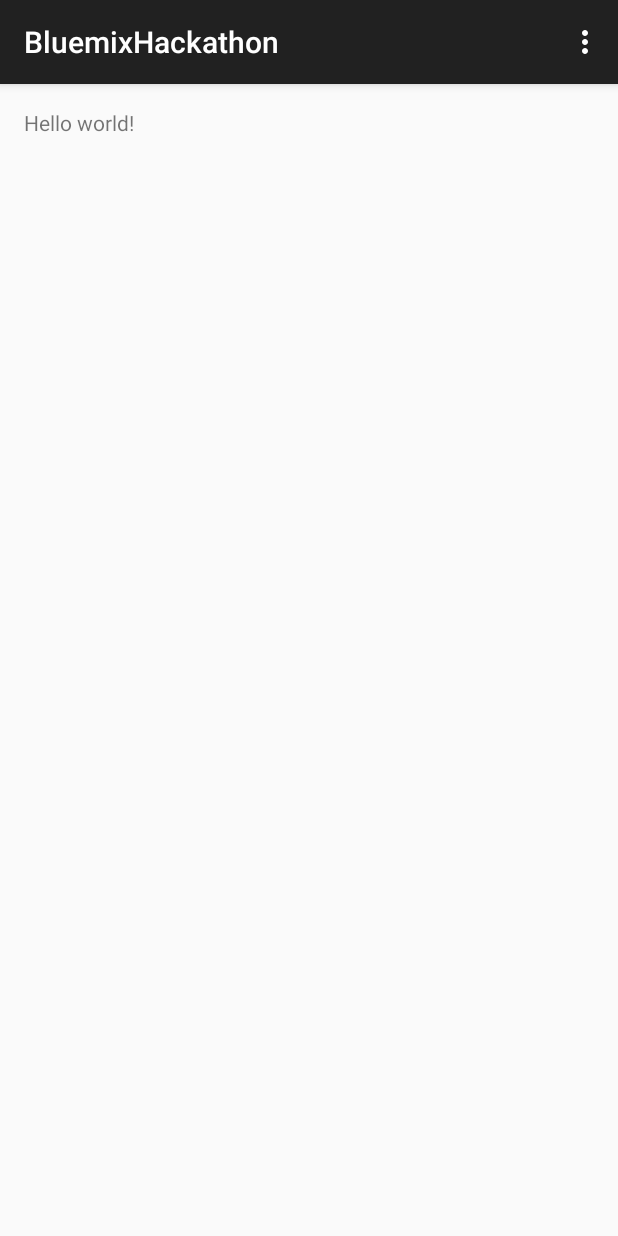
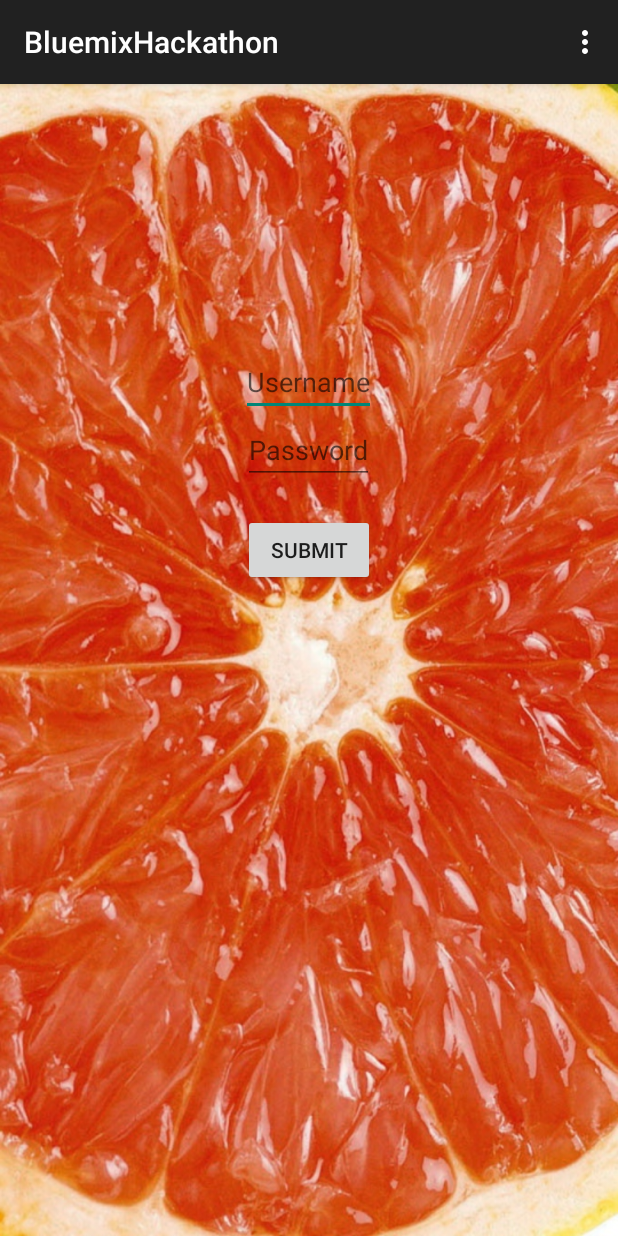
Before and after one commit to TonyAltas/BluemixHackathon, an Android app: the screen it shows after launch (MainActivity), on a phone screen of 412 x 824 dp. Run offline under Robolectric (Android 15) with nearby library versions, the phone set to English and light mode, and no system bars.

Commit message:
Add Login Screen

```diff
--- a/app/src/main/java/com/hackathon/bluemix/bluemixhackathon/MainActivity.java
+++ b/app/src/main/java/com/hackathon/bluemix/bluemixhackathon/MainActivity.java
@@ -1,17 +1,33 @@
 package com.hackathon.bluemix.bluemixhackathon;
 
+import android.content.Intent;
 import android.support.v7.app.ActionBarActivity;
 import android.os.Bundle;
 import android.view.Menu;
 import android.view.MenuItem;
+import android.view.View;
+import android.widget.Button;
 
 
 public class MainActivity extends ActionBarActivity {
+    private Button submitButton;
 
     @Override
     protected void onCreate(Bundle savedInstanceState) {
         super.onCreate(savedInstanceState);
         setContentView(R.layout.activity_main);
+
+        submitButton = (Button) findViewById(R.id.loginSubmitButton);
+
+        submitButton.setOnClickListener(new View.OnClickListener() {
+            @Override
+            public void onClick(View v) {
+                Intent intent = new Intent(getBaseContext(), TaskActivity.class);
+                startActivity(intent);
+
+            }
+        });
+
     }
 
     @Override
--- a/app/src/main/res/layout/activity_main.xml
+++ b/app/src/main/res/layout/activity_main.xml
@@ -1,11 +1,49 @@
 <RelativeLayout xmlns:android="http://schemas.android.com/apk/res/android"
-    xmlns:tools="http://schemas.android.com/tools" android:layout_width="match_parent"
-    android:layout_height="match_parent" android:paddingLeft="@dimen/activity_horizontal_margin"
+    xmlns:tools="http://schemas.android.com/tools"
+    android:layout_width="match_parent"
+    android:layout_height="match_parent"
+    android:paddingBottom="@dimen/activity_vertical_margin"
+    android:paddingLeft="@dimen/activity_horizontal_margin"
     android:paddingRight="@dimen/activity_horizontal_margin"
     android:paddingTop="@dimen/activity_vertical_margin"
-    android:paddingBottom="@dimen/activity_vertical_margin" tools:context=".MainActivity">
+    tools:context=".MainActivity"
+    android:background="@drawable/grapefruit">
 
-    <TextView android:text="@string/hello_world" android:layout_width="wrap_content"
-        android:layout_height="wrap_content" />
+    <LinearLayout
+        android:layout_width="match_parent"
+        android:layout_height="match_parent"
+        android:orientation="vertical">
+
+
+
+
+        <LinearLayout
+            android:layout_width="match_parent"
+            android:layout_height="wrap_content"
+            android:layout_marginTop="160dp"
+            android:gravity="center_horizontal"
+            android:orientation="vertical">
+
+            <EditText
+                android:layout_width="wrap_content"
+                android:layout_height="wrap_content"
+                android:hint="Username"></EditText>
+
+            <EditText
+                android:layout_width="wrap_content"
+                android:layout_height="wrap_content"
+                android:hint="Password" />
+
+        </LinearLayout>
+
+        <Button
+            android:layout_gravity="center"
+            android:layout_marginTop="20dp"
+            android:layout_width="wrap_content"
+            android:layout_height="wrap_content"
+            android:id="@+id/loginSubmitButton"
+            android:text="Submit" />
+
+    </LinearLayout>
 
 </RelativeLayout>
```
Also changed, not shown: app/src/main/res/drawable/grapefruit.jpg (added), 1 other file.
